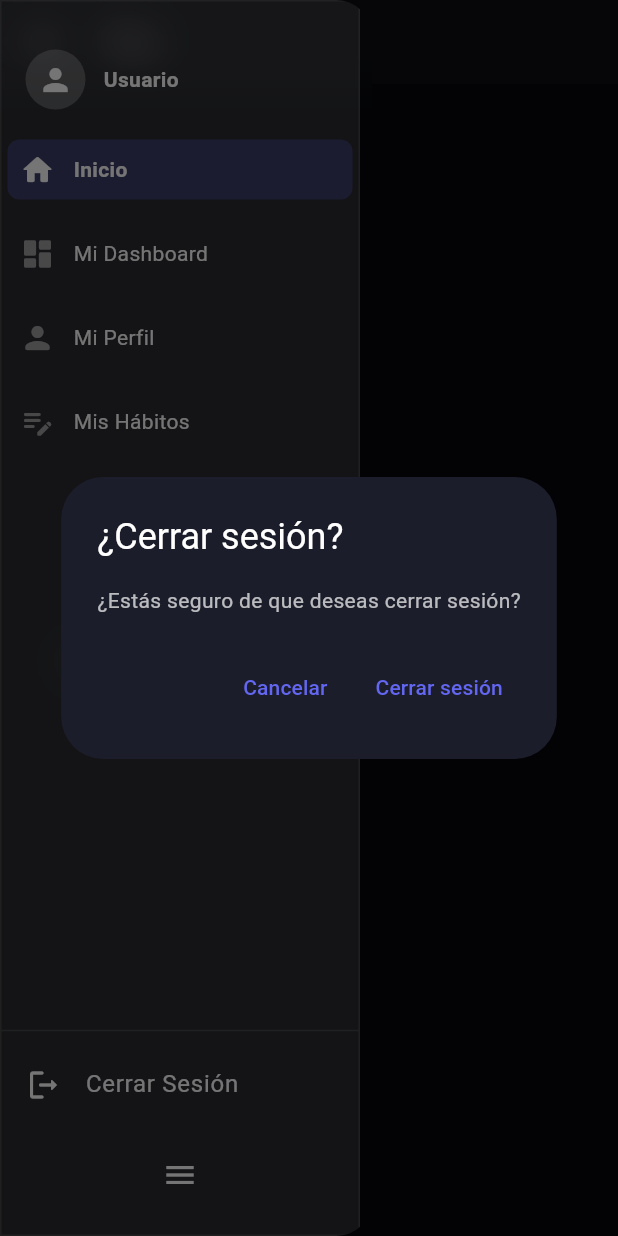
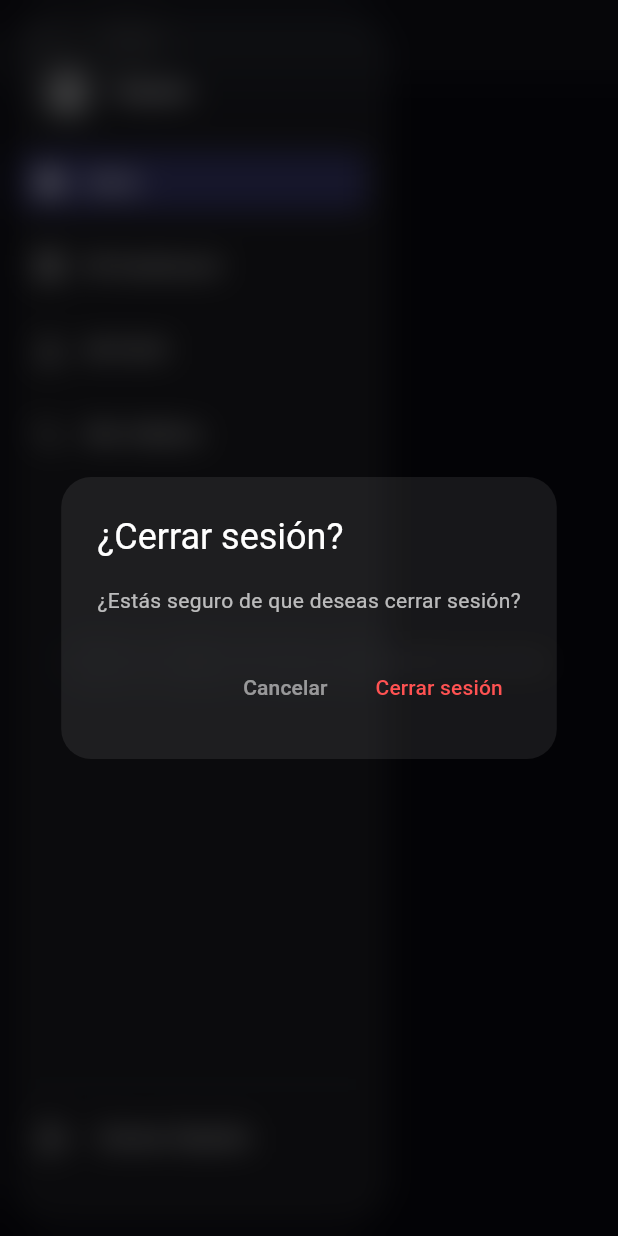
Before and after one commit to JossGab/Ery-Flutter, a Flutter app: the MainLayout screen opened by its route, after a tap on the "menu" icon, after a tap on "Cerrar Sesión", on a phone screen of 412 x 824 dp. Run offline on Flutter 3.47's test engine with Material 3 defaults, Android fonts, the light colour scheme and no system bars; drawn by our look-alikes of sidebarx; our stand-ins replace flutter_secure_storage, jwt_decoder; accounts and stored records are empty; network calls fail.

Commit message:
Boton funcional de Cierre de sesion y mejora en el sidebard

```diff
--- a/lib/widgets/sidebar_drawer.dart
+++ b/lib/widgets/sidebar_drawer.dart
@@ -2,7 +2,6 @@ import 'dart:ui';
 import 'package:flutter/material.dart';
 import 'package:provider/provider.dart';
 import 'package:sidebarx/sidebarx.dart';
-
 import '../providers/auth_provider.dart';
 
 class SidebarDrawer extends StatelessWidget {
@@ -14,22 +13,23 @@ class SidebarDrawer extends StatelessWidget {
   Widget build(BuildContext context) {
     final user = context.watch<AuthProvider>().user;
 
-    return ClipRRect(
-      borderRadius: const BorderRadius.only(
-        topRight: Radius.circular(24),
-        bottomRight: Radius.circular(24),
-      ),
+    return Padding(
+      padding: const EdgeInsets.all(8),
+      child: ClipRRect(
+        borderRadius: BorderRadius.circular(28),
         child: BackdropFilter(
           filter: ImageFilter.blur(sigmaX: 12, sigmaY: 12),
+          child: Container(
+            decoration: BoxDecoration(
+              color: Colors.white.withOpacity(0.07),
+              borderRadius: BorderRadius.circular(28),
+              border: Border.all(color: Colors.white10),
+            ),
             child: SidebarX(
               controller: controller,
-          showToggleButton: false, // 🚫 ELIMINA LA FLECHITA
+              showToggleButton: false,
               extendedTheme: SidebarXTheme(
                 width: 240,
-            decoration: BoxDecoration(
-              color: Colors.white.withOpacity(0.15),
-              border: Border.all(color: Colors.white12),
-            ),
                 margin: const EdgeInsets.only(right: 8),
                 padding: const EdgeInsets.symmetric(vertical: 16),
                 itemTextPadding: const EdgeInsets.only(left: 12),
@@ -45,6 +45,7 @@ class SidebarDrawer extends StatelessWidget {
                 ),
                 iconTheme: const IconThemeData(color: Colors.white54),
                 selectedIconTheme: const IconThemeData(color: Colors.white),
+                decoration: const BoxDecoration(color: Colors.transparent),
               ),
               headerBuilder: (context, extended) => Padding(
                 padding: const EdgeInsets.all(16.0),
@@ -88,8 +89,13 @@ class SidebarDrawer extends StatelessWidget {
                     onTap: () async {
                       final confirm = await showDialog<bool>(
                         context: context,
-                    builder: (_) => AlertDialog(
-                      backgroundColor: const Color(0xFF1B1D2A),
+                        builder: (_) => BackdropFilter(
+                          filter: ImageFilter.blur(sigmaX: 10, sigmaY: 10),
+                          child: AlertDialog(
+                            backgroundColor: Colors.white.withOpacity(0.08),
+                            shape: RoundedRectangleBorder(
+                              borderRadius: BorderRadius.circular(20),
+                            ),
                             title: const Text(
                               "¿Cerrar sesión?",
                               style: TextStyle(color: Colors.white),
@@ -100,14 +106,15 @@ class SidebarDrawer extends StatelessWidget {
                             ),
                             actions: [
                               TextButton(
-                          child: const Text("Cancelar"),
+                                child: const Text("Cancelar", style: TextStyle(color: Colors.white54)),
                                 onPressed: () => Navigator.of(context).pop(false),
                               ),
                               TextButton(
-                          child: const Text("Cerrar sesión"),
+                                child: const Text("Cerrar sesión", style: TextStyle(color: Colors.redAccent)),
                                 onPressed: () => Navigator.of(context).pop(true),
                               ),
                             ],
+                          ),
                         ),
                       );
 
@@ -117,13 +124,10 @@ class SidebarDrawer extends StatelessWidget {
                       }
                     },
                   ),
-              const SizedBox(height: 8),
-              IconButton(
-                onPressed: () => controller.toggleExtended(),
-                icon: const Icon(Icons.menu, color: Colors.white),
-                tooltip: 'Expandir/Colapsar',
+                  const SizedBox(height: 12),
+                ],
               ),
-            ],
+            ),
           ),
         ),
       ),
```
Also changed, not shown: 5 other files. Lines whose indentation alone changed are shown as unchanged.
